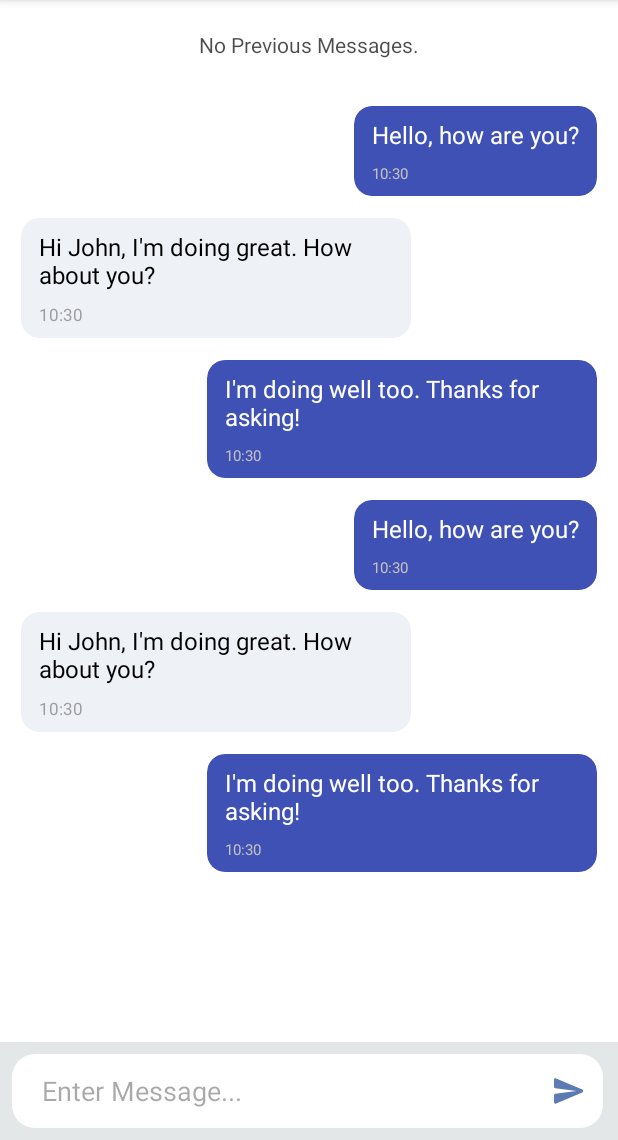
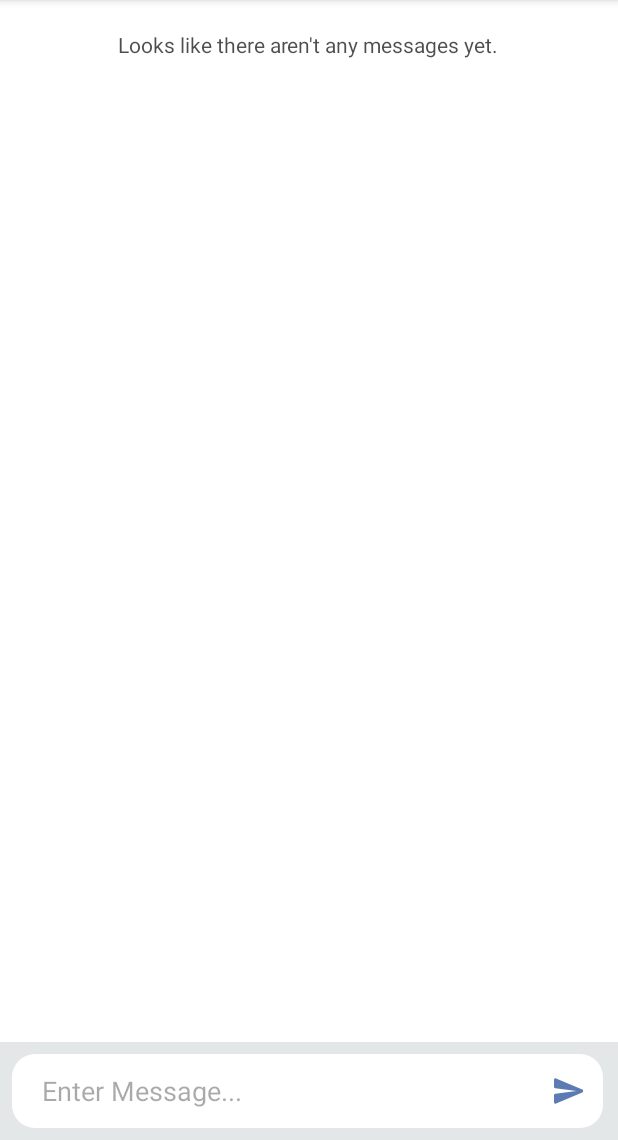
Before and after one commit to arielverbin/Babble, an Android app: the ChatActivity screen opened directly, with no data from a screen before it, on a phone screen of 412 x 824 dp, the part 96-1236 px from its top. Run offline under Robolectric (Android 15) with nearby library versions, the phone set to English and light mode, and no system bars; our stand-ins replace Room's generated code; 2 statements that could not run were skipped.

Commit message:
start working on registration

```diff
--- a/Babble/app/src/main/java/com/example/babble/chats/ChatActivity.java
+++ b/Babble/app/src/main/java/com/example/babble/chats/ChatActivity.java
@@ -1,6 +1,8 @@
 package com.example.babble.chats;
 
+import android.content.Intent;
 import android.os.Bundle;
+import android.util.Log;
 import android.view.Menu;
 import android.view.View;
 import android.widget.LinearLayout;
@@ -8,7 +10,9 @@ import android.widget.ScrollView;
 
 import androidx.appcompat.app.ActionBar;
 import androidx.appcompat.app.AppCompatActivity;
+import androidx.room.Room;
 
+import com.example.babble.AppDB;
 import com.example.babble.R;
 import com.example.babble.databinding.ActivityChatBinding;
 
@@ -17,8 +21,10 @@ import java.util.List;
 
 public class ChatActivity extends AppCompatActivity {
 
-    ActivityChatBinding binding;
-
+    private ActivityChatBinding binding;
+    private AppDB db;
+    private MessageDao messageDao;
+    private List<Message> messageList;
 
     @Override
     protected void onCreate(Bundle savedInstanceState) {
@@ -26,8 +32,6 @@ public class ChatActivity extends AppCompatActivity {
 
         binding = ActivityChatBinding.inflate(getLayoutInflater());
         setContentView(binding.getRoot());
-
-        setTitle("Ross Geller");
 
         // Inflate the custom action bar layout
         View actionBarLayout = getLayoutInflater().inflate(R.layout.chat_actionbar_layout, null);
@@ -40,17 +44,11 @@ public class ChatActivity extends AppCompatActivity {
             getSupportActionBar().setDisplayHomeAsUpEnabled(true);
         }
 
-        LinearLayout layoutMessageList = findViewById(R.id.layoutMessageList);
+        db = Room.databaseBuilder(getApplicationContext(), AppDB.class, "AppDB")
+                .allowMainThreadQueries().build();
+        messageDao = db.messageDao();
 
-        List<Message> messageList = getMessages(); // Replace with your own method to retrieve the message list
-
-        // Initializing the chat going through all of messages and present each message in the right form (whether its a sender's or receiver's
-        MessageListAdapter messageListAdapter = new MessageListAdapter(this, messageList);
-        List<View> messageViews = messageListAdapter.getMessageViews();
-
-        for (View messageView : messageViews) {
-            layoutMessageList.addView(messageView);
-        }
+        handleContact();
 
         // Auto scroll all the way down.
         ScrollView scrollView = findViewById(R.id.scrollViewMessages);
@@ -70,23 +68,37 @@ public class ChatActivity extends AppCompatActivity {
         return true;
     }
 
+    private void handleContact() {
+        messageList = getMessages();
+        if(messageList.size() == 0) {
+            binding.topOfChatMsg.setText(R.string.noMessages);
+            return;
+        } else {
+            binding.topOfChatMsg.setText(R.string.no_previous_messages);
+        }
+        LinearLayout layoutMessageList = findViewById(R.id.layoutMessageList);
+
+        // Initializing the chat going through all of messages and present each message in the right form (whether its a sender's or receiver's
+        MessageListAdapter messageListAdapter = new MessageListAdapter(this, messageList);
+        List<View> messageViews = messageListAdapter.getMessageViews();
+
+        for (View messageView : messageViews) {
+            layoutMessageList.addView(messageView);
+        }
+    }
     private List<Message> getMessages() {
-        List<Message> messageList = new ArrayList<>();
+        Intent intent = getIntent();
+        String chatIdString = intent.getStringExtra("chatId");
 
-        // Create some sample messages
-        Message message1 = new Message("Hello, how are you?", true);
-        Message message2 = new Message("Hi John, I'm doing great. How about you?", false);
-        Message message3 = new Message("I'm doing well too. Thanks for asking!", true);
-
-        // Add the messages to the list
-        messageList.add(message1);
-        messageList.add(message2);
-        messageList.add(message3);
-        messageList.add(message1);
-        messageList.add(message2);
-        messageList.add(message3);
-
-        return messageList;
+        if (chatIdString != null) {
+            int chatId = Integer.parseInt(chatIdString);
+            return messageDao.getChat(chatId);
+        } else {
+            // Error - return an empty list.
+            return new ArrayList<>();
+        }
     }
 
+
+
 }
--- a/Babble/app/src/main/java/com/example/babble/chats/MessageListAdapter.java
+++ b/Babble/app/src/main/java/com/example/babble/chats/MessageListAdapter.java
@@ -7,7 +7,6 @@ import android.view.View;
 import android.widget.TextView;
 
 import com.example.babble.R;
-import com.example.babble.chats.Message;
 
 import java.util.ArrayList;
 import java.util.List;
--- a/Babble/app/src/main/res/layout/activity_chat.xml
+++ b/Babble/app/src/main/res/layout/activity_chat.xml
@@ -26,7 +26,7 @@
             android:paddingBottom="10dp">
 
             <TextView
-                android:id="@+id/textView2"
+                android:id="@+id/topOfChatMsg"
                 android:layout_width="wrap_content"
                 android:layout_height="wrap_content"
                 android:text="@string/no_previous_messages"
--- a/Babble/app/src/main/res/layout/contact_layout.xml
+++ b/Babble/app/src/main/res/layout/contact_layout.xml
@@ -63,7 +63,7 @@
             app:layout_constraintBottom_toBottomOf="parent"
             app:layout_constraintStart_toStartOf="parent"
             app:layout_constraintTop_toTopOf="parent"
-            android:layout_marginLeft="10dp">
+            android:layout_marginStart="10dp">
 
             <androidx.cardview.widget.CardView
                 android:layout_width="50dp"
@@ -76,7 +76,8 @@
                     android:layout_width="50dp"
                     android:layout_height="match_parent"
                     android:scaleType="centerCrop"
-                    app:srcCompat="@mipmap/ic_launcher_round" />
+                    app:srcCompat="@mipmap/ic_launcher_round"
+                    android:contentDescription="@string/profilePicHint" />
 
             </androidx.cardview.widget.CardView>
 
--- a/Babble/app/src/main/res/layout/sent_message_layout.xml
+++ b/Babble/app/src/main/res/layout/sent_message_layout.xml
@@ -12,7 +12,7 @@
         android:layout_width="wrap_content"
         android:layout_height="wrap_content"
         android:layout_marginTop="8dp"
-        android:layout_marginRight="12dp"
+        android:layout_marginEnd="12dp"
         app:cardBackgroundColor="@color/sentMessageColor"
         app:cardCornerRadius="12dp"
         app:cardElevation="0dp"
@@ -46,11 +46,11 @@
                 android:id="@+id/text_gchat_timestamp_me"
                 android:layout_width="wrap_content"
                 android:layout_height="wrap_content"
-                android:layout_marginLeft="12dp"
+                android:layout_marginStart="12dp"
                 android:layout_marginBottom="8dp"
                 android:text="@{message.timestamp}"
                 android:textColor="#C0C0C0"
-                android:textSize="10sp"
+                android:textSize="11sp"
                 app:layout_constraintBottom_toBottomOf="@+id/card_gchat_message_me"
                 app:layout_constraintEnd_toStartOf="@+id/card_gchat_message_me" />
         </LinearLayout>
--- a/Babble/app/src/main/res/values/strings.xml
+++ b/Babble/app/src/main/res/values/strings.xml
@@ -42,4 +42,6 @@
     <string name="enter_message">Enter Message...</string>
     <string name="sendbtn">sendBTN</string>
     <string name="no_previous_messages">No Previous Messages.</string>
+    <string name="noMessages">Looks like there aren\'t any messages yet.</string>
+    <string name="BaseUrl">http://10.0.2.2:5001/api/</string>
 </resources>
```
Also changed, not shown: Babble/app/build.gradle (+6 -1 lines), Babble/app/src/main/AndroidManifest.xml (+6 -1 lines), Babble/app/src/main/java/com/example/babble/chats/Message.java (+22 -1 lines), Babble/app/src/main/java/com/example/babble/contacts/AddContactActivity.java (+23 -4 lines), Babble/app/src/main/java/com/example/babble/contacts/Contact.java (+21 -9 lines), Babble/app/src/main/java/com/example/babble/contacts/ContactsActivity.java (+42 -39 lines), Babble/app/src/main/java/com/example/babble/contacts/ContactsAdapter.java (+20 -18 lines), Babble/app/src/main/java/com/example/babble/registeration/RegisterActivity.java (+43 -2 lines), Babble/app/src/main/res/layout/activity_register.xml (+12 -0 lines).
